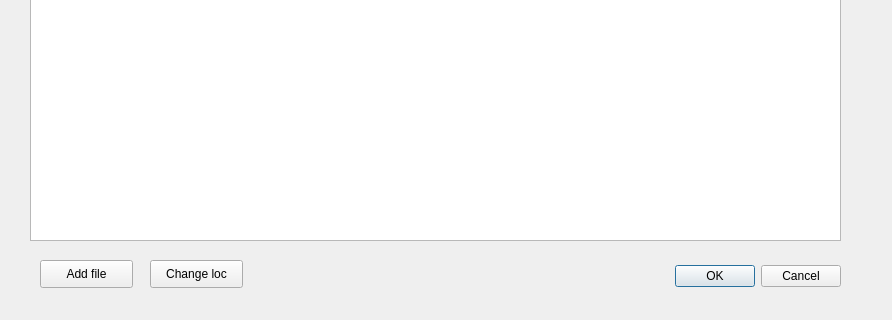
Old version of the form Lab2_PEM/Lab2_PEM.ui in the repository Ivan3b/PythonLabsMADI; both pictures show x 0 to 892 and y 240 to 560 of the 892 by 560 pixel window.
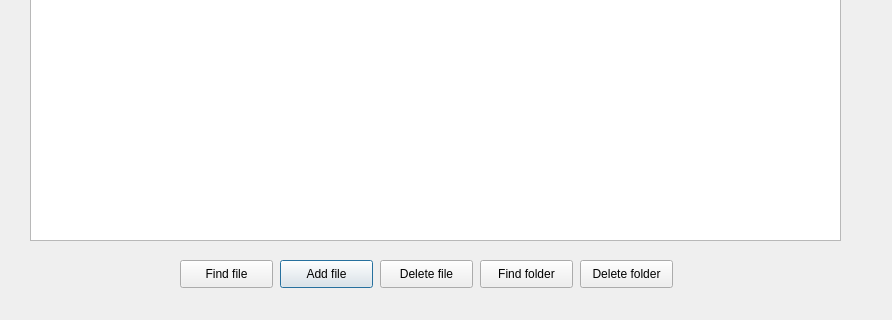
New version of the form.

```diff
--- a/Lab2_PEM/Lab2_PEM.ui
+++ b/Lab2_PEM/Lab2_PEM.ui
@@ -13,26 +13,10 @@
   <property name="windowTitle">
    <string>Dialog</string>
   </property>
-  <widget class="QDialogButtonBox" name="buttonBox">
-   <property name="geometry">
-    <rect>
-     <x>500</x>
-     <y>500</y>
-     <width>341</width>
-     <height>32</height>
-    </rect>
-   </property>
-   <property name="orientation">
-    <enum>Qt::Horizontal</enum>
-   </property>
-   <property name="standardButtons">
-    <set>QDialogButtonBox::Cancel|QDialogButtonBox::Ok</set>
-   </property>
-  </widget>
   <widget class="QPushButton" name="AddFileButton">
    <property name="geometry">
     <rect>
-     <x>40</x>
+     <x>280</x>
      <y>500</y>
      <width>93</width>
      <height>28</height>
@@ -42,19 +26,6 @@
     <string>Add file</string>
    </property>
   </widget>
-  <widget class="QPushButton" name="ChangeLocationButton">
-   <property name="geometry">
-    <rect>
-     <x>150</x>
-     <y>500</y>
-     <width>93</width>
-     <height>28</height>
-    </rect>
-   </property>
-   <property name="text">
-    <string>Change loc</string>
-   </property>
-  </widget>
   <widget class="QTextEdit" name="textEdit">
    <property name="geometry">
     <rect>
@@ -75,6 +46,58 @@
     </rect>
    </property>
   </widget>
+  <widget class="QPushButton" name="FindFileButton">
+   <property name="geometry">
+    <rect>
+     <x>180</x>
+     <y>500</y>
+     <width>93</width>
+     <height>28</height>
+    </rect>
+   </property>
+   <property name="text">
+    <string>Find file</string>
+   </property>
+  </widget>
+  <widget class="QPushButton" name="DeleteFileButton">
+   <property name="geometry">
+    <rect>
+     <x>380</x>
+     <y>500</y>
+     <width>93</width>
+     <height>28</height>
+    </rect>
+   </property>
+   <property name="text">
+    <string>Delete file</string>
+   </property>
+  </widget>
+  <widget class="QPushButton" name="FindFolderButton">
+   <property name="geometry">
+    <rect>
+     <x>480</x>
+     <y>500</y>
+     <width>93</width>
+     <height>28</height>
+    </rect>
+   </property>
+   <property name="text">
+    <string>Find folder</string>
+   </property>
+  </widget>
+  <widget class="QPushButton" name="DeleteFolderButton">
+   <property name="geometry">
+    <rect>
+     <x>580</x>
+     <y>500</y>
+     <width>93</width>
+     <height>28</height>
+    </rect>
+   </property>
+   <property name="text">
+    <string>Delete folder</string>
+   </property>
+  </widget>
  </widget>
  <resources/>
  <connections>
```
Left out of the diff: 35 changed lines with no effect on the pictures.
